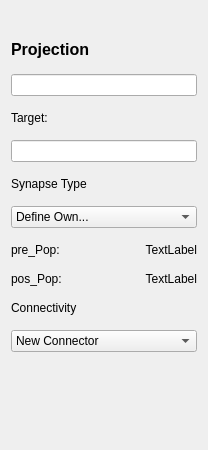
Qt form ANNarchyUI/ui/Projection_Information.ui (founderznd/PycharmProjects) before a commit.
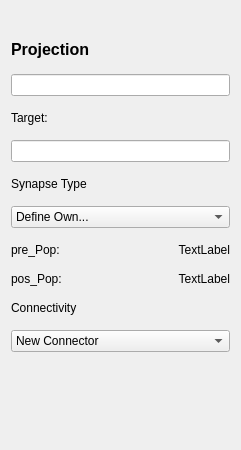
The same form after that commit.

Diff of the .ui file:
```diff
--- a/ANNarchyUI/ui/Projection_Information.ui
+++ b/ANNarchyUI/ui/Projection_Information.ui
@@ -6,7 +6,7 @@
    <rect>
     <x>0</x>
     <y>0</y>
-    <width>204</width>
+    <width>241</width>
     <height>450</height>
    </rect>
   </property>
```
Left out of the diff: 12 changed lines with no effect on the pictures.
